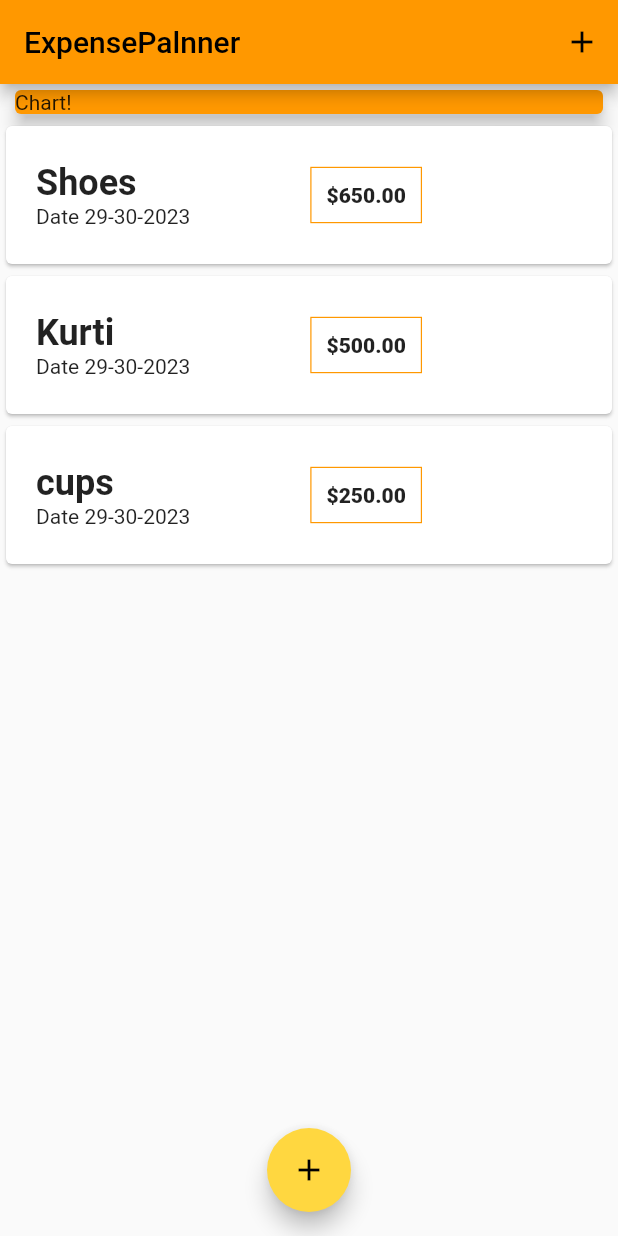
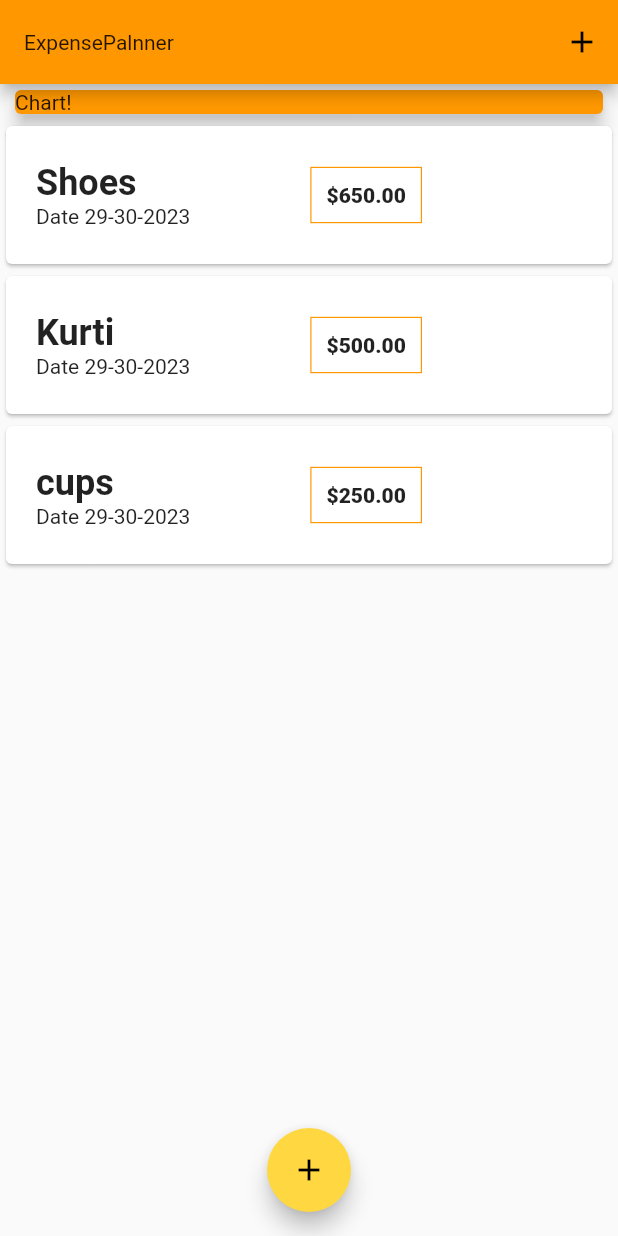
Before and after one commit to JhansiCh916/FlutterProjects, a Flutter app: the screen it shows after launch, on a phone screen of 412 x 824 dp. Run offline on Flutter 3.47's test engine with Material 2 defaults, Android fonts, the phone set to English and light mode, and no system bars.

Commit message:
Added Custom Fonts.

```diff
--- a/lib/main.dart
+++ b/lib/main.dart
@@ -16,6 +16,21 @@ class ExpensePlanner extends StatelessWidget {
       theme: ThemeData(
         primarySwatch: Colors.orange,
         accentColor: Colors.amberAccent,
+          textTheme: ThemeData.light().textTheme.copyWith(
+              titleMedium: TextStyle(
+                fontFamily: "Quicksand",
+                fontSize: 20,
+              )
+          ),
+        fontFamily: "Quicksand",
+          appBarTheme: AppBarTheme(
+          textTheme: ThemeData.light().textTheme.copyWith(
+            titleMedium: TextStyle(
+              fontFamily: "Quicksand",
+              fontSize: 28,
+            )
+          )
+      )
       ),
       home: HomePage(),
       );
--- a/lib/widgets/new_transaction.dart
+++ b/lib/widgets/new_transaction.dart
@@ -50,7 +50,7 @@ class _NewTransactionState extends State<NewTransaction> {
             TextField(decoration: InputDecoration(contentPadding: EdgeInsets.all(5),
                 labelText: "Enter id"),controller: idController,onSubmitted: (_) => submitData()),
             TextButton(onPressed: submitData, child: Text("Add Transaction",
-              style: TextStyle(color: Colors.purpleAccent, fontWeight: FontWeight.bold, fontSize: 15),))
+              style: Theme.of(context).textTheme.titleMedium,))
           ],
         )
     )
```
Also changed, not shown: pubspec.yaml (+11 -11 lines), assets/fonts/Quicksand-Bold.ttf (added), assets/fonts/Quicksand-Light.ttf (added), assets/fonts/Quicksand-Medium.ttf (added), assets/fonts/Quicksand-Regular.ttf (added), assets/fonts/Quicksand-SemiBold.ttf (added).
